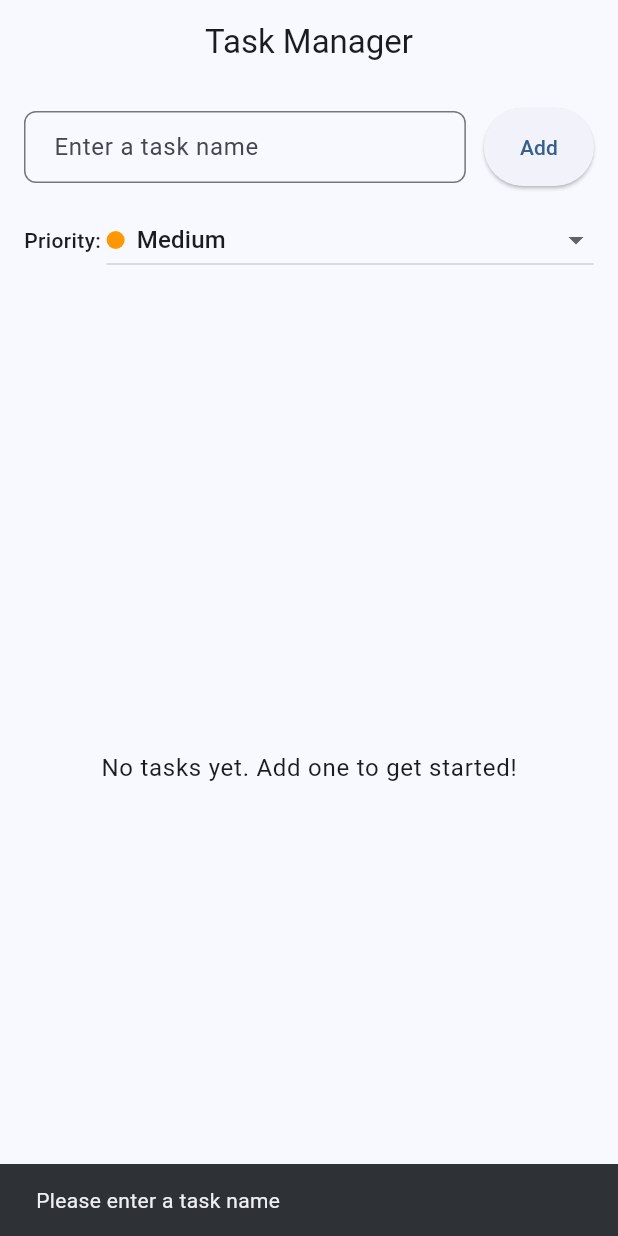
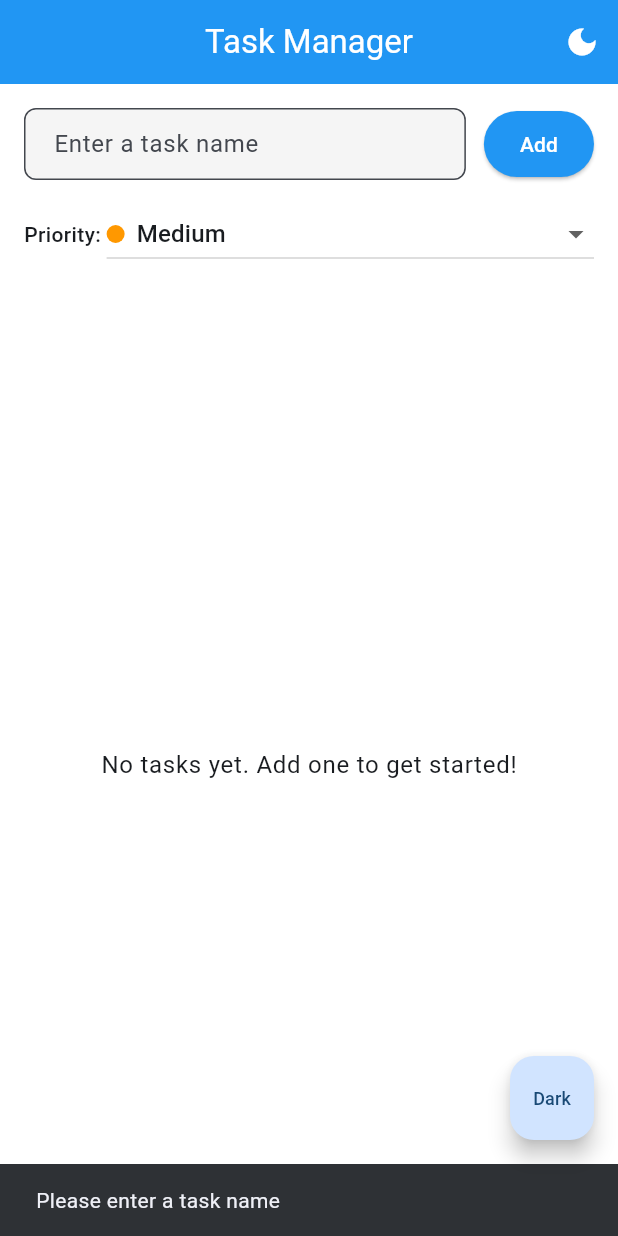
Before and after one commit to usmann56/taskmanager, a Flutter app: the screen it shows after launch, after a tap on "Add", on a phone screen of 412 x 824 dp. Run offline on Flutter 3.47's test engine with Material 3 defaults, Android fonts, the phone set to English and light mode, and no system bars; our stand-ins replace shared_preferences, sqflite; accounts and stored records are empty.

Commit message:
theme using provider

```diff
--- /dev/null
+++ b/lib/constants/app_theme.dart
@@ -0,0 +1,73 @@
+import 'package:flutter/material.dart';
+
+class AppTheme {
+  // Light Theme
+  static ThemeData lightTheme = ThemeData(
+    useMaterial3: true,
+    brightness: Brightness.light,
+    colorScheme: ColorScheme.fromSeed(
+      seedColor: Colors.blue,
+      brightness: Brightness.light,
+    ),
+    scaffoldBackgroundColor: Colors.white,
+    appBarTheme: AppBarTheme(
+      backgroundColor: Colors.blue,
+      foregroundColor: Colors.white,
+      elevation: 0,
+      centerTitle: true,
+    ),
+    inputDecorationTheme: InputDecorationTheme(
+      border: OutlineInputBorder(borderRadius: BorderRadius.circular(8)),
+      filled: true,
+      fillColor: Colors.grey[100],
+      contentPadding: const EdgeInsets.symmetric(horizontal: 16, vertical: 12),
+    ),
+    cardTheme: CardThemeData(
+      color: Colors.white,
+      elevation: 2,
+      shape: RoundedRectangleBorder(borderRadius: BorderRadius.circular(8)),
+    ),
+    elevatedButtonTheme: ElevatedButtonThemeData(
+      style: ElevatedButton.styleFrom(
+        backgroundColor: Colors.blue,
+        foregroundColor: Colors.white,
+        padding: const EdgeInsets.symmetric(horizontal: 24, vertical: 12),
+      ),
+    ),
+  );
+
+  // Dark Theme
+  static ThemeData darkTheme = ThemeData(
+    useMaterial3: true,
+    brightness: Brightness.dark,
+    colorScheme: ColorScheme.fromSeed(
+      seedColor: Colors.blue,
+      brightness: Brightness.dark,
+    ),
+    scaffoldBackgroundColor: const Color(0xFF121212),
+    appBarTheme: AppBarTheme(
+      backgroundColor: const Color(0xFF1E1E1E),
+      foregroundColor: Colors.white,
+      elevation: 0,
+      centerTitle: true,
+    ),
+    inputDecorationTheme: InputDecorationTheme(
+      border: OutlineInputBorder(borderRadius: BorderRadius.circular(8)),
+      filled: true,
+      fillColor: const Color(0xFF2C2C2C),
+      contentPadding: const EdgeInsets.symmetric(horizontal: 16, vertical: 12),
+    ),
+    cardTheme: CardThemeData(
+      color: const Color(0xFF1E1E1E),
+      elevation: 2,
+      shape: RoundedRectangleBorder(borderRadius: BorderRadius.circular(8)),
+    ),
+    elevatedButtonTheme: ElevatedButtonThemeData(
+      style: ElevatedButton.styleFrom(
+        backgroundColor: Colors.blue,
+        foregroundColor: Colors.white,
+        padding: const EdgeInsets.symmetric(horizontal: 24, vertical: 12),
+      ),
+    ),
+  );
+}
--- a/lib/main.dart
+++ b/lib/main.dart
@@ -1,11 +1,20 @@
 import 'package:flutter/material.dart';
+import 'package:provider/provider.dart';
 import 'database/database_helper.dart';
+import 'providers/theme_provider.dart';
+import 'constants/app_theme.dart';
 import 'screens/task_list_screen.dart';
 
 void main() async {
   WidgetsFlutterBinding.ensureInitialized();
   await DatabaseHelper.instance.initDb();
-  runApp(const TaskApp());
+
+  final themeProvider = ThemeProvider();
+  await themeProvider.init();
+
+  runApp(
+    ChangeNotifierProvider.value(value: themeProvider, child: const TaskApp()),
+  );
 }
 
 class TaskApp extends StatelessWidget {
@@ -13,13 +22,18 @@ class TaskApp extends StatelessWidget {
 
   @override
   Widget build(BuildContext context) {
-    return MaterialApp(
-      title: 'Task Manager',
-      theme: ThemeData(
-        useMaterial3: true,
-        colorScheme: ColorScheme.fromSeed(seedColor: Colors.blue),
-      ),
-      home: const TaskListScreen(),
+    return Consumer<ThemeProvider>(
+      builder: (context, themeProvider, _) {
+        return MaterialApp(
+          title: 'Task Manager',
+          theme: AppTheme.lightTheme,
+          darkTheme: AppTheme.darkTheme,
+          themeMode: themeProvider.isDarkMode
+              ? ThemeMode.dark
+              : ThemeMode.light,
+          home: const TaskListScreen(),
+        );
+      },
     );
   }
 }
--- /dev/null
+++ b/lib/providers/theme_provider.dart
@@ -0,0 +1,31 @@
+import 'package:flutter/material.dart';
+import 'package:shared_preferences/shared_preferences.dart';
+
+class ThemeProvider extends ChangeNotifier {
+  static const String _themeKey = 'isDarkMode';
+  bool _isDarkMode = false;
+  late SharedPreferences _prefs;
+
+  bool get isDarkMode => _isDarkMode;
+
+  // Initialize the theme provider
+  Future<void> init() async {
+    _prefs = await SharedPreferences.getInstance();
+    _isDarkMode = _prefs.getBool(_themeKey) ?? false;
+    notifyListeners();
+  }
+
+  // Toggle theme
+  Future<void> toggleTheme() async {
+    _isDarkMode = !_isDarkMode;
+    await _prefs.setBool(_themeKey, _isDarkMode);
+    notifyListeners();
+  }
+
+  // Set theme explicitly
+  Future<void> setTheme(bool isDark) async {
+    _isDarkMode = isDark;
+    await _prefs.setBool(_themeKey, isDark);
+    notifyListeners();
+  }
+}
--- a/lib/screens/task_list_screen.dart
+++ b/lib/screens/task_list_screen.dart
@@ -1,7 +1,9 @@
 import 'package:flutter/material.dart';
+import 'package:provider/provider.dart';
 import '../constants/priority_enum.dart';
 import '../models/task.dart';
 import '../database/database_helper.dart';
+import '../providers/theme_provider.dart';
 
 class TaskListScreen extends StatefulWidget {
   const TaskListScreen({Key? key}) : super(key: key);
@@ -117,7 +119,33 @@ class _TaskListScreenState extends State<TaskListScreen> {
   @override
   Widget build(BuildContext context) {
     return Scaffold(
-      appBar: AppBar(title: const Text('Task Manager'), centerTitle: true),
+      appBar: AppBar(
+        title: const Text('Task Manager'),
+        actions: [
+          Consumer<ThemeProvider>(
+            builder: (context, themeProvider, _) {
+              return IconButton(
+                icon: Icon(
+                  themeProvider.isDarkMode ? Icons.light_mode : Icons.dark_mode,
+                ),
+                onPressed: () => themeProvider.toggleTheme(),
+                tooltip: 'Toggle theme',
+              );
+            },
+          ),
+        ],
+      ),
+      floatingActionButton: Consumer<ThemeProvider>(
+        builder: (context, themeProvider, _) {
+          return FloatingActionButton(
+            onPressed: () => themeProvider.toggleTheme(),
+            child: Text(
+              themeProvider.isDarkMode ? 'Light' : 'Dark',
+              style: const TextStyle(fontSize: 12),
+            ),
+          );
+        },
+      ),
       body: _isLoading
           ? const Center(child: CircularProgressIndicator())
           : Column(
@@ -148,12 +176,6 @@ class _TaskListScreenState extends State<TaskListScreen> {
                           const SizedBox(width: 12),
                           ElevatedButton(
                             onPressed: _addTask,
-                            style: ElevatedButton.styleFrom(
-                              padding: const EdgeInsets.symmetric(
-                                horizontal: 24,
-                                vertical: 16,
-                              ),
-                            ),
                             child: const Text('Add'),
                           ),
                         ],
@@ -231,7 +253,7 @@ class _TaskListScreenState extends State<TaskListScreen> {
                                         : TextDecoration.none,
                                     color: task.isCompleted
                                         ? Colors.grey
-                                        : Colors.black,
+                                        : null,
                                   ),
                                 ),
                                 subtitle: Padding(
--- a/pubspec.yaml
+++ b/pubspec.yaml
@@ -32,6 +32,8 @@ dependencies:
     sdk: flutter
   sqflite: ^2.3.0
   path: ^1.8.3
+  provider: ^6.0.0
+  shared_preferences: ^2.2.0
 
   # The following adds the Cupertino Icons font to your application.
   # Use with the CupertinoIcons class for iOS style icons.
```
Also changed, not shown: pubspec.lock, 1 other file.
